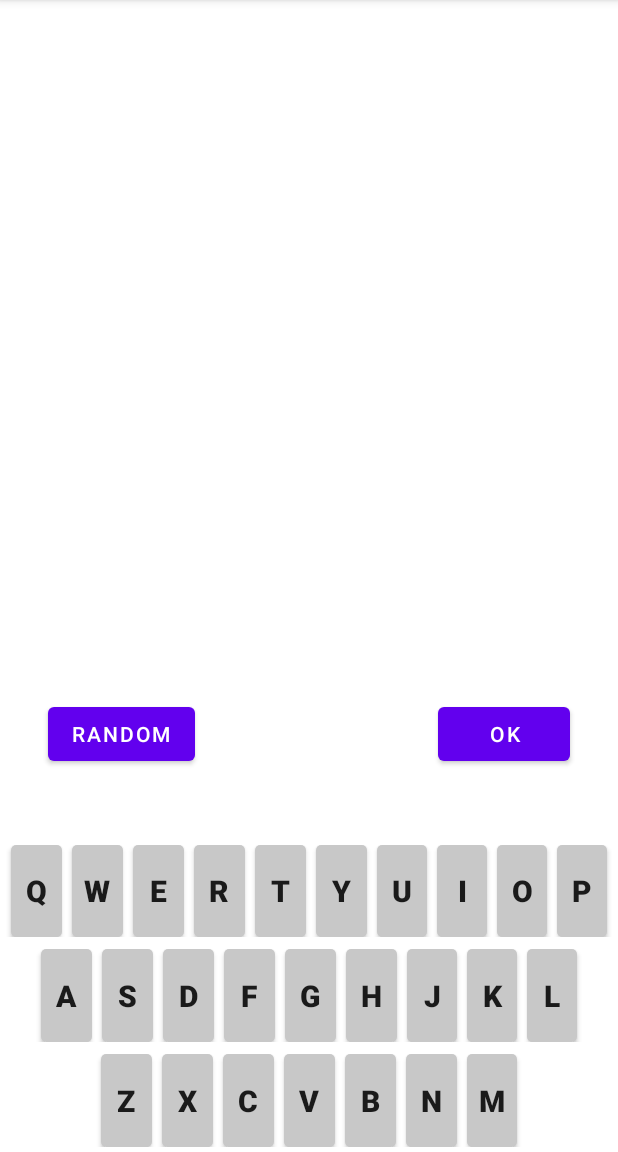
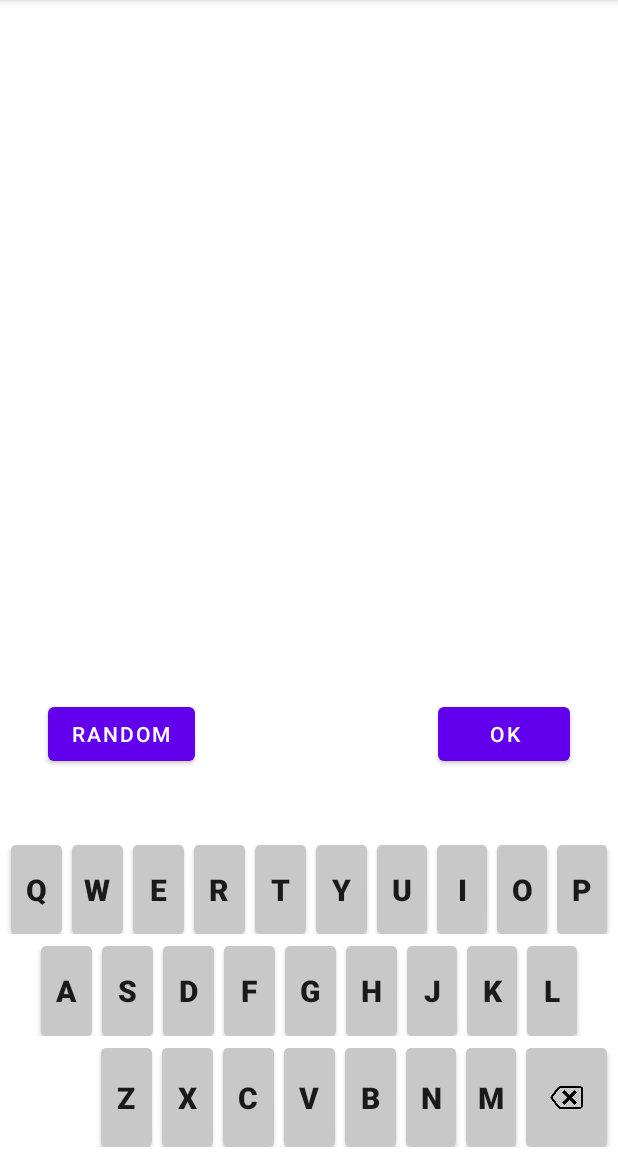
Before and after one commit to Javelel/Hangman, an Android app: the ChooseWordActivity screen opened directly, with no data from a screen before it, on a phone screen of 412 x 824 dp, the part 84-1236 px from its top. Run offline under Robolectric (Android 15) with nearby library versions, the phone set to English and light mode, and no system bars.

Commit message:
added menuButton and backspace

```diff
--- a/app/src/main/java/com/example/hangman/ChooseWordActivity.kt
+++ b/app/src/main/java/com/example/hangman/ChooseWordActivity.kt
@@ -9,11 +9,15 @@ import android.widget.TableLayout
 import android.widget.TextView
 import androidx.appcompat.app.AppCompatActivity
 import androidx.appcompat.widget.AppCompatButton
+import androidx.appcompat.widget.AppCompatImageButton
+import androidx.appcompat.widget.AppCompatImageView
+import androidx.core.view.get
 
 private lateinit var chooseWordLayout : LinearLayout
 private lateinit var keyboardLayout : TableLayout
 private lateinit var chooseWordTV : TextView
 private lateinit var okBtn : AppCompatButton
+private lateinit var backspaceBtn : AppCompatImageButton
 
 class ChooseWordActivity : AppCompatActivity() {
 	override fun onCreate(savedInstanceState: Bundle?) {
@@ -35,8 +39,17 @@ class ChooseWordActivity : AppCompatActivity() {
 		keyboardLayout = inflater.inflate(R.layout.keyboard, chooseWordLayout, false) as TableLayout
 		chooseWordLayout.addView(keyboardLayout)
 
+		backspaceBtn = keyboardLayout.findViewById(R.id.backspaceBtn)
+		backspaceBtn.isClickable = true
+		backspaceBtn.visibility = View.VISIBLE
+		backspaceBtn.setOnClickListener { deleteLastChar() }
 	}
 
+	private fun deleteLastChar() {
+		var currentText : String = chooseWordTV.text as String
+		currentText = currentText.dropLast(1)
+		chooseWordTV.text = currentText
+	}
 
 
 	fun keyClicked(view : View) {    // When clicked key on the keyboard
--- a/app/src/main/java/com/example/hangman/GameManager.kt
+++ b/app/src/main/java/com/example/hangman/GameManager.kt
@@ -46,9 +46,9 @@ class GameManager {
 		return getGameState()
 	}
 
-	fun generateUnderscores(word: String) {
+	private fun generateUnderscores(word: String) {
 		val sb = StringBuilder()
-		word.forEach { char ->
+		word.forEach { _ ->
 			sb.append("_")
 		}
 		underscoreWord = sb.toString()
--- a/app/src/main/res/layout/keyboard.xml
+++ b/app/src/main/res/layout/keyboard.xml
@@ -1,6 +1,8 @@
 <?xml version="1.0" encoding="utf-8"?>
 
     <TableLayout xmlns:android="http://schemas.android.com/apk/res/android"
+        xmlns:app="http://schemas.android.com/apk/res-auto"
+        xmlns:tools="http://schemas.android.com/tools"
         android:id="@+id/keyboard"
         android:layout_width="match_parent"
         android:layout_height="match_parent"
@@ -369,8 +371,9 @@
             <LinearLayout
                 android:layout_width="match_parent"
                 android:layout_height="match_parent"
-                android:layout_marginHorizontal="64dp"
                 android:layout_marginVertical="4dp"
+                android:layout_marginLeft="64dp"
+                android:layout_marginRight="4dp"
                 android:layout_weight="1">
 
                 <androidx.appcompat.widget.AppCompatButton
@@ -476,11 +479,12 @@
                     android:textStyle="bold" />
 
                 <androidx.appcompat.widget.AppCompatButton
-                    android:id="@+id/button28"
+                    android:id="@+id/button29"
                     style="@style/ButtonStyle"
                     android:layout_width="match_parent"
                     android:layout_height="match_parent"
                     android:layout_marginHorizontal="3dp"
+                    android:layout_marginLeft="3dp"
                     android:layout_weight="1"
                     android:foregroundGravity="center_vertical|center|center_horizontal"
                     android:onClick="keyClicked"
@@ -492,7 +496,29 @@
                     android:textSize="20sp"
                     android:textStyle="bold" />
 
+                <androidx.appcompat.widget.AppCompatImageButton
+                    android:id="@+id/backspaceBtn"
+                    style="@style/ButtonStyle"
+                    android:layout_width="match_parent"
+                    android:layout_height="match_parent"
+                    android:layout_marginHorizontal="3dp"
+                    android:layout_weight="0.93"
+                    android:adjustViewBounds="true"
+                    android:clickable="false"
+                    android:cropToPadding="false"
+                    android:foregroundGravity="center"
+                    android:padding="16dp"
+                    android:paddingHorizontal="8dp"
+                    android:scaleType="fitCenter"
+                    android:strokeColor="#000000"
+                    android:textAlignment="center"
+                    android:textIsSelectable="false"
+                    android:visibility="invisible"
+                    app:srcCompat="@drawable/backspace"
+                    tools:visibility="visible" />
+
             </LinearLayout>
+
         </TableRow>
 
     </TableLayout>
```
Also changed, not shown: app/src/main/java/com/example/hangman/GameActivity.kt (+18 -14 lines), app/src/main/res/layout/activity_game.xml (+17 -4 lines), app/src/main/res/drawable/backspace.png (added).
